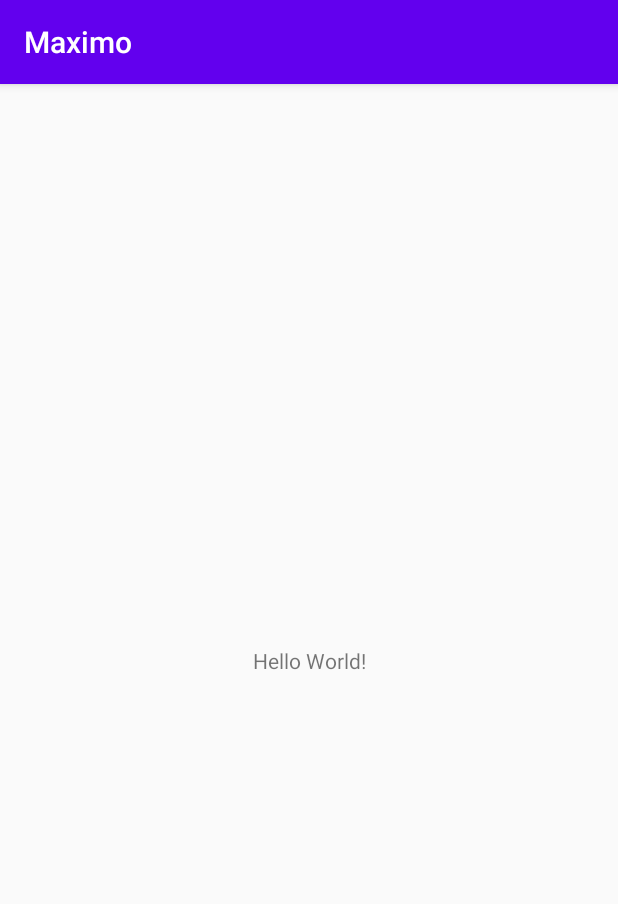
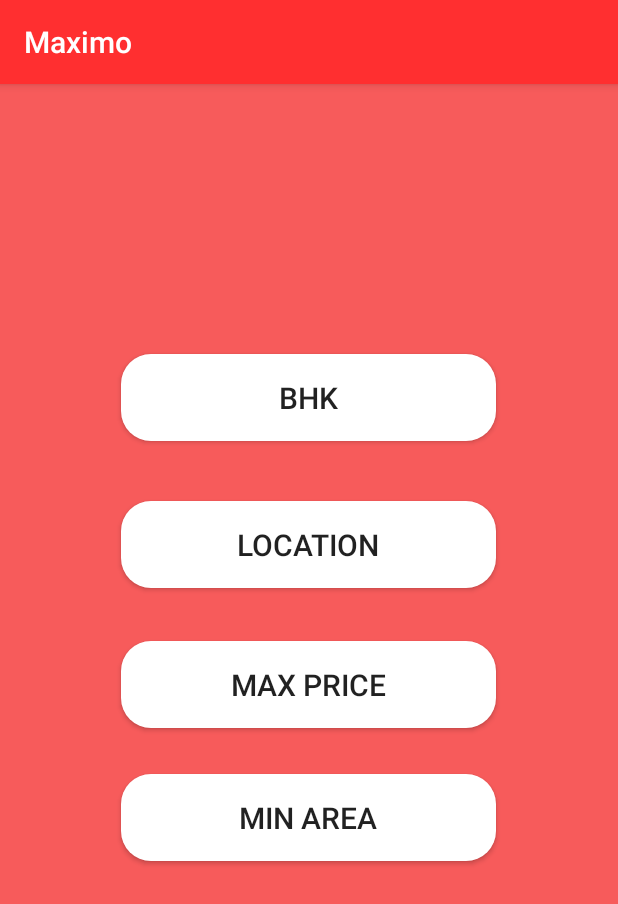
Before and after one commit to Nehal-Surti/Maximo-Financial_Assistant, an Android app: the screen it shows after launch (MainActivity before the commit, HouseFilter after it), on a phone screen of 412 x 824 dp. Shown: the top 904 px of the screen. Run offline under Robolectric (Android 15) with nearby library versions, the phone set to English and light mode, and no system bars.

Commit message:
House Property Added

```diff
--- a/app/build.gradle
+++ b/app/build.gradle
@@ -27,6 +27,9 @@ dependencies {
     implementation fileTree(dir: 'libs', include: ['*.jar'])
 
     implementation 'androidx.appcompat:appcompat:1.1.0'
+    //noinspection GradleCompatible
+    implementation 'com.android.support:recyclerview-v7:28.0.0'
+    implementation "androidx.cardview:cardview:1.0.0"
     implementation 'androidx.constraintlayout:constraintlayout:1.1.3'
     testImplementation 'junit:junit:4.12'
     androidTestImplementation 'androidx.test.ext:junit:1.1.1'
--- a/app/src/main/AndroidManifest.xml
+++ b/app/src/main/AndroidManifest.xml
@@ -10,6 +10,10 @@
         android:supportsRtl="true"
         android:theme="@style/AppTheme">
         <activity android:name=".MainActivity">
+        </activity>
+        <activity android:name=".HouseProperty">
+        </activity>
+        <activity android:name=".HouseFilter">
             <intent-filter>
                 <action android:name="android.intent.action.MAIN" />
 
--- /dev/null
+++ b/app/src/main/java/com/example/maximo/HouseFilter.java
@@ -0,0 +1,115 @@
+package com.example.maximo;
+
+import android.content.DialogInterface;
+import android.os.Bundle;
+import android.view.View;
+import android.widget.AdapterView;
+import android.widget.ArrayAdapter;
+import android.widget.Button;
+import android.widget.Spinner;
+
+import androidx.appcompat.app.AlertDialog;
+import androidx.appcompat.app.AppCompatActivity;
+import androidx.recyclerview.widget.LinearLayoutManager;
+import androidx.recyclerview.widget.RecyclerView;
+
+public class HouseFilter extends AppCompatActivity{
+    Button Location;
+    Button BHK;
+    Button MaxPrice;
+    Button MinArea;
+    private static final String[] BHKS = {"1 BHK", "2 BHK", "3 BHK"};
+    private static final String[] locations = {"Churchgate", "Dadar", "Chembur"};
+    private static final String[] Prices = {"5 Lacs", "10 Lacs", "15 Lacs","20 Lacs","25 Lacs","30 Lacs","35 Lacs","40 Lacs"};
+    private static final String[] Areas = {"200 sq.ft", "500 sq.ft", "700 sq.ft", "900 sq.ft", "1100 sq.ft", "1400 sq.ft" ,"1500 sq.ft","1700 sq.ft" };
+
+    @Override
+    protected void onCreate(Bundle savedInstanceState) {
+        super.onCreate(savedInstanceState);
+        setContentView(R.layout.house_filter);
+        Location = findViewById(R.id.location);
+        BHK = findViewById(R.id.bhk);
+        MinArea = findViewById(R.id.minArea);
+        MaxPrice = findViewById(R.id.maxPrice);
+        final ArrayAdapter<String> Locationadapter = new ArrayAdapter<String>(HouseFilter.this,
+                android.R.layout.simple_spinner_item,locations);
+        final ArrayAdapter<String> BHKadapter = new ArrayAdapter<String>(HouseFilter.this,
+                android.R.layout.simple_spinner_item,BHKS);
+        final ArrayAdapter<String> Priceadapter = new ArrayAdapter<String>(HouseFilter.this,
+                android.R.layout.simple_spinner_item,Prices);
+        final ArrayAdapter<String> Areaadapter = new ArrayAdapter<String>(HouseFilter.this,
+                android.R.layout.simple_spinner_item,Areas);
+
+        Location.setOnClickListener(new View.OnClickListener() {
+            @Override
+            public void onClick(View v) {
+                new AlertDialog.Builder(getApplicationContext())
+                        .setTitle("the prompt")
+                        .setAdapter(Locationadapter, new DialogInterface.OnClickListener() {
+
+                            @Override
+                            public void onClick(DialogInterface dialog, int which) {
+
+                                // TODO: user specific action
+                                Location.setText(locations[which]);
+                                dialog.dismiss();
+                            }
+                        }).create().show();
+            }
+        });
+
+        BHK.setOnClickListener(new View.OnClickListener() {
+            @Override
+            public void onClick(View v) {
+                new AlertDialog.Builder(getApplicationContext())
+                        .setTitle("the prompt")
+                        .setAdapter(BHKadapter, new DialogInterface.OnClickListener() {
+
+                            @Override
+                            public void onClick(DialogInterface dialog, int which) {
+
+                                // TODO: user specific action
+                                BHK.setText(BHKS[which]);
+                                dialog.dismiss();
+                            }
+                        }).create().show();
+            }
+        });
+
+        MaxPrice.setOnClickListener(new View.OnClickListener() {
+            @Override
+            public void onClick(View v) {
+                new AlertDialog.Builder(getApplicationContext())
+                        .setTitle("the prompt")
+                        .setAdapter(Priceadapter, new DialogInterface.OnClickListener() {
+
+                            @Override
+                            public void onClick(DialogInterface dialog, int which) {
+
+                                // TODO: user specific action
+                                MaxPrice.setText(Prices[which]);
+                                dialog.dismiss();
+                            }
+                        }).create().show();
+            }
+        });
+
+        MinArea.setOnClickListener(new View.OnClickListener() {
+            @Override
+            public void onClick(View v) {
+                new AlertDialog.Builder(getApplicationContext())
+                        .setTitle("the prompt")
+                        .setAdapter(Areaadapter, new DialogInterface.OnClickListener() {
+
+                            @Override
+                            public void onClick(DialogInterface dialog, int which) {
+
+                                // TODO: user specific action
+                                MinArea.setText(Areas[which]);
+                                dialog.dismiss();
+                            }
+                        }).create().show();
+            }
+        });
+    }
+}
--- /dev/null
+++ b/app/src/main/res/drawable/round_button.xml
@@ -0,0 +1,6 @@
+<?xml version="1.0" encoding="utf-8"?>
+<shape xmlns:android="http://schemas.android.com/apk/res/android" android:shape="rectangle" android:padding="10dp">
+    <solid android:color="#fff"/> <!-- this one is ths color of the Rounded Button -->
+    <corners
+        android:radius="20dp"/>
+</shape>
--- /dev/null
+++ b/app/src/main/res/layout/house_filter.xml
@@ -0,0 +1,55 @@
+<?xml version="1.0" encoding="utf-8"?>
+<LinearLayout
+    xmlns:android="http://schemas.android.com/apk/res/android"
+    xmlns:tools="http://schemas.android.com/tools"
+    android:layout_width="match_parent"
+    android:background="@color/colorAccent"
+    android:layout_height="match_parent"
+    android:orientation="vertical">
+
+    <Button
+        android:layout_marginTop="180dp"
+        android:id="@+id/bhk"
+        android:layout_width="250dp"
+        android:layout_height="wrap_content"
+        android:text="BHK"
+        android:layout_gravity="center"
+        android:textSize="20dp"
+        android:background="@drawable/round_button"
+        android:padding="15dp"
+        android:layout_marginBottom="20dp"/>
+
+    <Button
+        android:id="@+id/location"
+        android:layout_width="250dp"
+        android:layout_height="wrap_content"
+        android:text="Location"
+        android:layout_gravity="center"
+        android:textSize="20dp"
+        android:background="@drawable/round_button"
+        android:padding="15dp"
+        android:layout_margin="20dp"/>
+
+    <Button
+        android:id="@+id/maxPrice"
+        android:layout_width="250dp"
+        android:layout_height="wrap_content"
+        android:text="Max Price"
+        android:textSize="20dp"
+        android:padding="15dp"
+        android:background="@drawable/round_button"
+        android:layout_gravity="center"
+        android:layout_margin="15dp"/>
+
+    <Button
+        android:id="@+id/minArea"
+        android:layout_width="250dp"
+        android:layout_height="wrap_content"
+        android:text="Min Area"
+        android:background="@drawable/round_button"
+        android:padding="15dp"
+        android:textSize="20dp"
+        android:layout_gravity="center"
+        android:layout_margin="15dp"/>
+
+</LinearLayout>
--- a/app/src/main/res/values/colors.xml
+++ b/app/src/main/res/values/colors.xml
@@ -1,6 +1,6 @@
 <?xml version="1.0" encoding="utf-8"?>
 <resources>
-    <color name="colorPrimary">#6200EE</color>
-    <color name="colorPrimaryDark">#3700B3</color>
-    <color name="colorAccent">#03DAC5</color>
+    <color name="colorPrimary">#ff2f30</color>
+    <color name="colorPrimaryDark">#000000</color>
+    <color name="colorAccent">#f75b5b</color>
 </resources>
```
Also changed, not shown: app/src/main/java/com/example/maximo/HouseAdapter.java (added, +53 -0 lines), app/src/main/java/com/example/maximo/HouseProperty.java (added, +33 -0 lines), app/src/main/res/layout/house_item.xml (added, +172 -0 lines), app/src/main/res/layout/house_property.xml (added, +15 -0 lines), app/src/main/res/drawable/house_icon.png (added), 2 other files.
